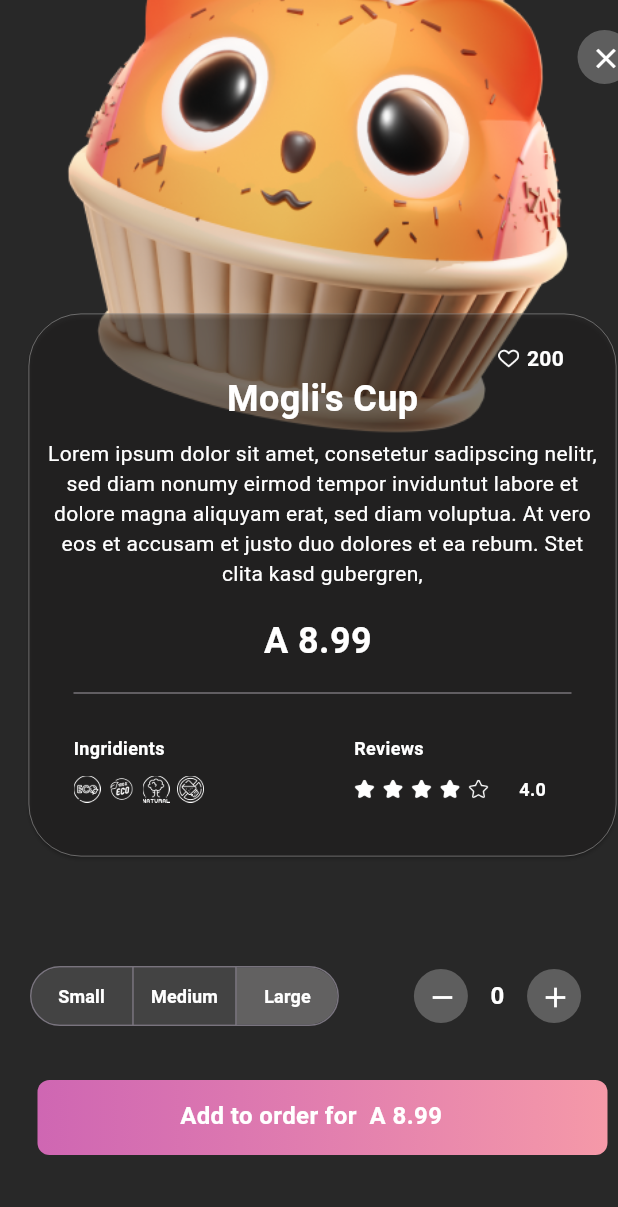
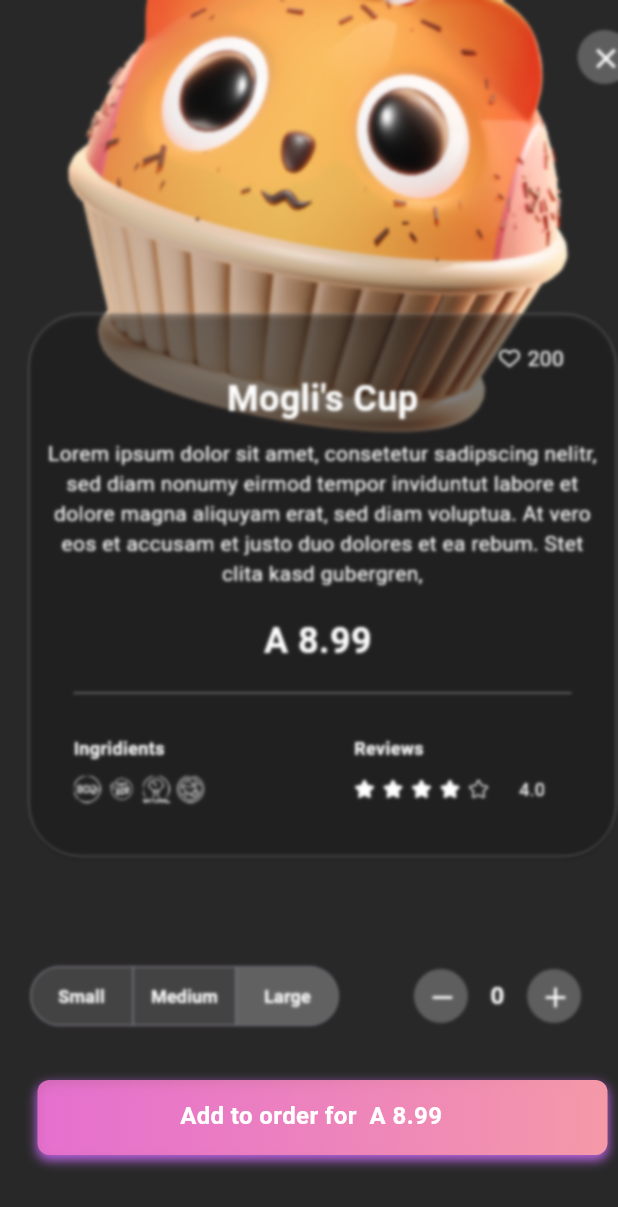
Before and after one commit to komvik/jp_app_material, a Flutter app: the DetailedInfoScreen widget shown alone on an empty page, opened directly with sample values from the repository, on a phone screen of 412 x 824 dp. Shown: the top 1207 px of the screen. Run offline on Flutter 3.47's test engine with Material 3 defaults, Android fonts, the light colour scheme and no system bars.

Commit message:
start outsource the widgets

```diff
--- a/lib/screen3/detailed_info_screen.dart
+++ b/lib/screen3/detailed_info_screen.dart
@@ -1,3 +1,5 @@
+import 'dart:ui';
+
 import 'package:flutter/material.dart';
 import 'package:jp_app_material/screen2/model/card_item.dart';
 
@@ -77,10 +79,7 @@
                       ),
                       Text(
                         "200",
-                        style: TextStyle(
-                            color: Colors.white,
-                            fontWeight: FontWeight.bold,
-                            fontSize: 14),
+                        style: TextStyle(color: Colors.white, fontSize: 14),
                       ),
                       SizedBox(
                         width: 35,
@@ -233,9 +232,7 @@
                               Text(
                                 "4.0",
                                 style: TextStyle(
-                                    color: Colors.white,
-                                    fontWeight: FontWeight.bold,
-                                    fontSize: 12),
+                                    color: Colors.white, fontSize: 12),
                               ),
                             ],
                           ),
@@ -392,10 +389,19 @@
         Positioned(
           top: 720,
           left: 25,
+          child: BackdropFilter(
+            filter: ImageFilter.blur(sigmaX: 1.05, sigmaY: 1.05),
             child: Container(
               width: 380,
               height: 50,
               decoration: BoxDecoration(
+                boxShadow: const [
+                  BoxShadow(
+                    color: Color.fromARGB(255, 193, 102, 235),
+                    blurRadius: 6,
+                    offset: Offset(0, 3),
+                  )
+                ],
                 borderRadius: BorderRadius.circular(8),
                 gradient: const LinearGradient(
                   colors: [
@@ -416,6 +422,7 @@
               ),
             ),
           ),
+        ),
 
         ///
         ///
```
Lines whose indentation alone changed are shown as unchanged.
